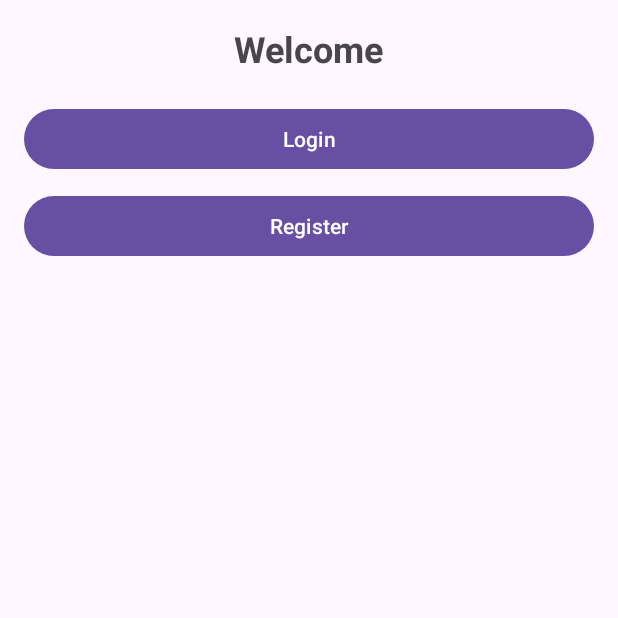
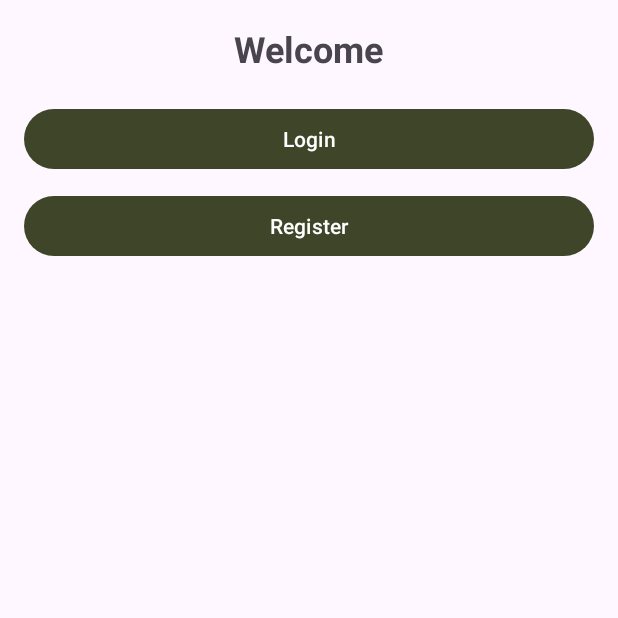
Before and after one commit to amirzach/MindBodyEarthMK3, an Android app: the screen it shows after launch (MainActivity), on a phone screen of 412 x 824 dp, the top half of it. Run offline under Robolectric (Android 15) with nearby library versions, the phone set to English and light mode, and no system bars.

Commit message:
Updated theme using color palette

```diff
--- a/app/src/main/res/values/themes.xml
+++ b/app/src/main/res/values/themes.xml
@@ -2,7 +2,23 @@
     <!-- Base application theme. -->
     <style name="Base.Theme.MindBodyEarthMK3" parent="Theme.Material3.DayNight.NoActionBar">
         <!-- Customize your light theme here. -->
-        <!-- <item name="colorPrimary">@color/my_light_primary</item> -->
+        <!-- <item name="colorPrimary">@color/my_light_primary</item> -->'
+        <item name="colorPrimary">@color/drab_dark_brown</item>
+        <item name="colorOnPrimary">@color/white</item>
+
+        <!-- Secondary Colors -->
+        <item name="colorSecondary">@color/reseda_green</item>
+        <item name="colorOnSecondary">@color/coyote</item>
+
+        <!-- Tertiary Colors -->
+        <item name="colorTertiary">@color/russet</item>
+        <item name="colorOnTertiary">@color/khaki</item>
+
+        <!-- Additional Colors (Optional) -->
+        <item name="backgroundColor">@color/drab_dark_brown</item>
+        <item name="colorSurface">@color/khaki</item>
+        <item name="colorOnBackground">@color/reseda_green</item>
+        <item name="colorOnSurface">@color/russet</item>
     </style>
 
     <style name="Theme.MindBodyEarthMK3" parent="Base.Theme.MindBodyEarthMK3" />
```
